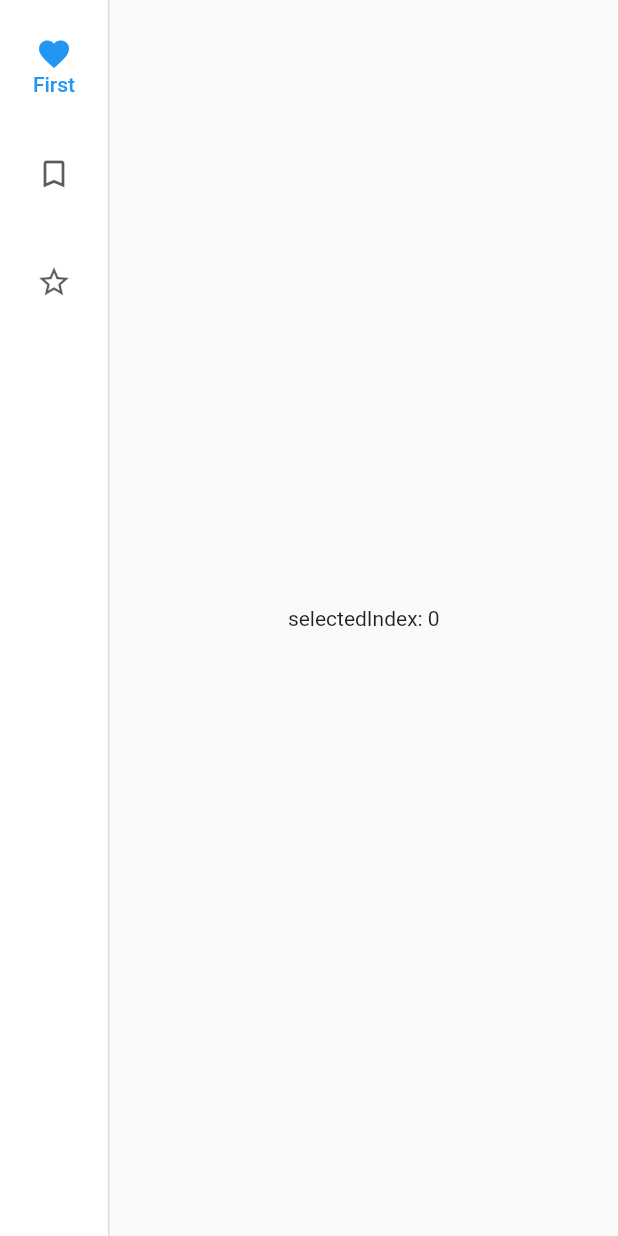
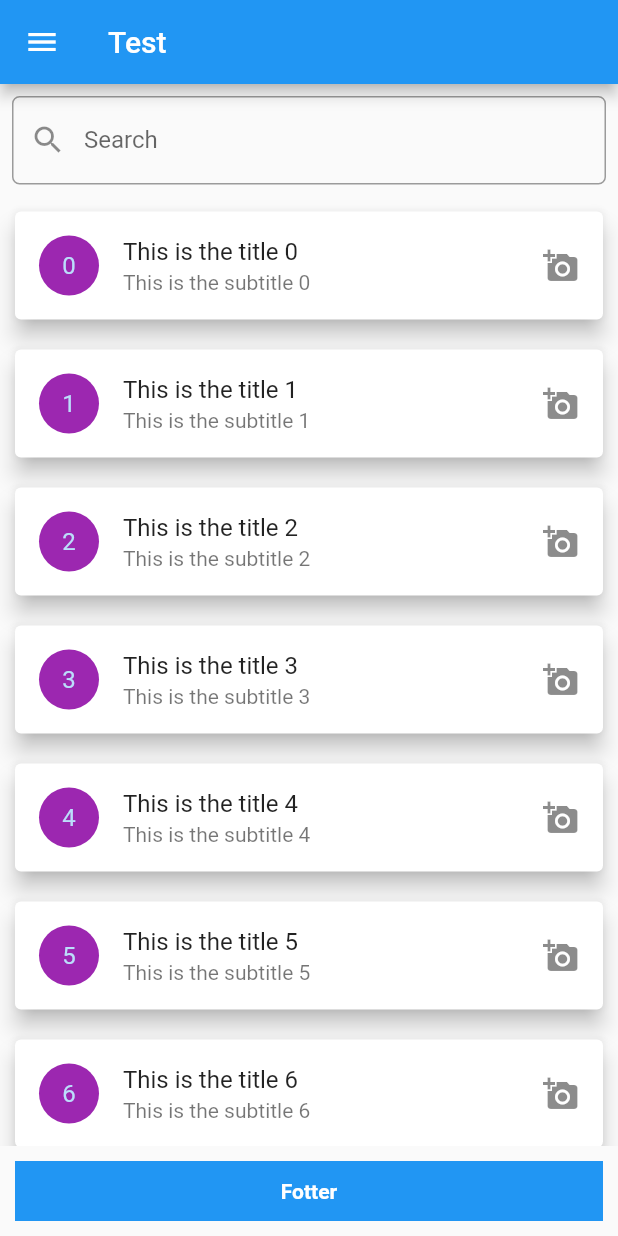
Before and after one commit to stignervik/logic-engine-flutter, a Flutter app: the Test screen opened directly, on a phone screen of 412 x 824 dp. Run offline on Flutter 3.47's test engine with Material 2 defaults, Android fonts, the light colour scheme and no system bars.

```diff
--- a/lib/screens/test_screen.dart
+++ b/lib/screens/test_screen.dart
@@ -1,4 +1,6 @@
 import 'package:flutter/material.dart';
+import 'package:logic_engine_flutter/widgets/drawer.dart';
+import 'package:logic_engine_flutter/widgets/footer.dart';
 
 class Test extends StatefulWidget {
   const Test({super.key});
@@ -8,48 +10,63 @@ class Test extends StatefulWidget {
 }
 
 class _TestState extends State<Test> {
-  int _selectedIndex = 0;
+  TextEditingController editingController = TextEditingController();
+
+  // Generate some dummy data
+  final List dummyList = List.generate(1000, (index) {
+    return {
+      "id": index,
+      "title": "This is the title $index",
+      "subtitle": "This is the subtitle $index"
+    };
+  });
+
+  void filterSearchResults(String value) {
+    // ignore: avoid_print
+    print(value);
+  }
 
   @override
   Widget build(BuildContext context) {
     return Scaffold(
-      body: Row(
-        children: <Widget>[
-          NavigationRail(
-            selectedIndex: _selectedIndex,
-            onDestinationSelected: (int index) {
-              setState(() {
-                _selectedIndex = index;
-              });
+      appBar: AppBar(title: const Text('Test')),
+      body: Column(children: [
+        Padding(
+          padding: const EdgeInsets.all(8.0),
+          child: TextField(
+            onChanged: (value) {
+              filterSearchResults(value);
             },
-            labelType: NavigationRailLabelType.selected,
-            destinations: const <NavigationRailDestination>[
-              NavigationRailDestination(
-                icon: Icon(Icons.favorite_border),
-                selectedIcon: Icon(Icons.favorite),
-                label: Text('First'),
+            controller: editingController,
+            decoration: const InputDecoration(
+                labelText: "Search",
+                hintText: "Search",
+                prefixIcon: Icon(Icons.search),
+                border: OutlineInputBorder(
+                    borderRadius: BorderRadius.all(Radius.circular(5.0)))),
+          ),
+        ),
+        Expanded(
+            child: ListView.builder(
+          controller: ScrollController(),
+          itemCount: dummyList.length,
+          itemBuilder: (context, index) => Card(
+            elevation: 6,
+            margin: const EdgeInsets.all(10),
+            child: ListTile(
+              leading: CircleAvatar(
+                backgroundColor: Colors.purple,
+                child: Text(dummyList[index]["id"].toString()),
               ),
-              NavigationRailDestination(
-                icon: Icon(Icons.bookmark_border),
-                selectedIcon: Icon(Icons.book),
-                label: Text('Second'),
-              ),
-              NavigationRailDestination(
-                icon: Icon(Icons.star_border),
-                selectedIcon: Icon(Icons.star),
-                label: Text('Third'),
-              ),
-            ],
+              title: Text(dummyList[index]["title"]),
+              subtitle: Text(dummyList[index]["subtitle"]),
+              trailing: const Icon(Icons.add_a_photo),
+            ),
           ),
-          const VerticalDivider(thickness: 1, width: 1),
-          // This is the main content.
-          Expanded(
-            child: Center(
-              child: Text('selectedIndex: $_selectedIndex'),
-            ),
-          )
-        ],
-      ),
+        )),
+        const Footer(),
+      ]),
+      drawer: const CustomDrawer(),
     );
   }
 }
--- a/lib/screens/units_screen.dart
+++ b/lib/screens/units_screen.dart
@@ -62,7 +62,6 @@ class _UnitsScreenState extends State<UnitsScreen> {
       appBar: AppBar(title: const Text('Units')),
       body: Column(
         children: [
-          const Text('Unit List'),
           Padding(
             padding: const EdgeInsets.all(8.0),
             child: TextField(
@@ -79,12 +78,10 @@ class _UnitsScreenState extends State<UnitsScreen> {
             ),
           ),
           Expanded(
+              child: SafeArea(
             child: ListView.builder(
               controller: ScrollController(),
               itemCount: widget.filteredUnits.length,
-              prototypeItem: const ListTile(
-                title: Text('Units'),
-              ),
               itemBuilder: (context, index) {
                 return UnitListTile(
                   id: widget.filteredUnits[index].id,
@@ -94,7 +91,7 @@ class _UnitsScreenState extends State<UnitsScreen> {
                 );
               },
             ),
-          ),
+          )),
           const Footer(),
         ],
       ),
--- a/lib/widgets/unitlisttile.dart
+++ b/lib/widgets/unitlisttile.dart
@@ -19,10 +19,19 @@ class UnitListTile extends StatefulWidget {
 class _UnitListTileState extends State<UnitListTile> {
   @override
   Widget build(BuildContext context) {
-    return ListTile(
-      title: Text(widget.name),
-      subtitle: Text(
-          'id: ${widget.id} class: ${widget.unitClass} func: ${widget.unitFunction}'),
+    return Card(
+      elevation: 6,
+      margin: const EdgeInsets.all(2),
+      child: ListTile(
+        leading: CircleAvatar(
+          backgroundColor: Colors.purple,
+          child: Text(widget.id),
+        ),
+        title: Text(widget.name),
+        subtitle: Text(
+            'id: ${widget.id} class: ${widget.unitClass} func: ${widget.unitFunction}'),
+        trailing: const Icon(Icons.add_a_photo),
+      ),
     );
   }
 }
```
